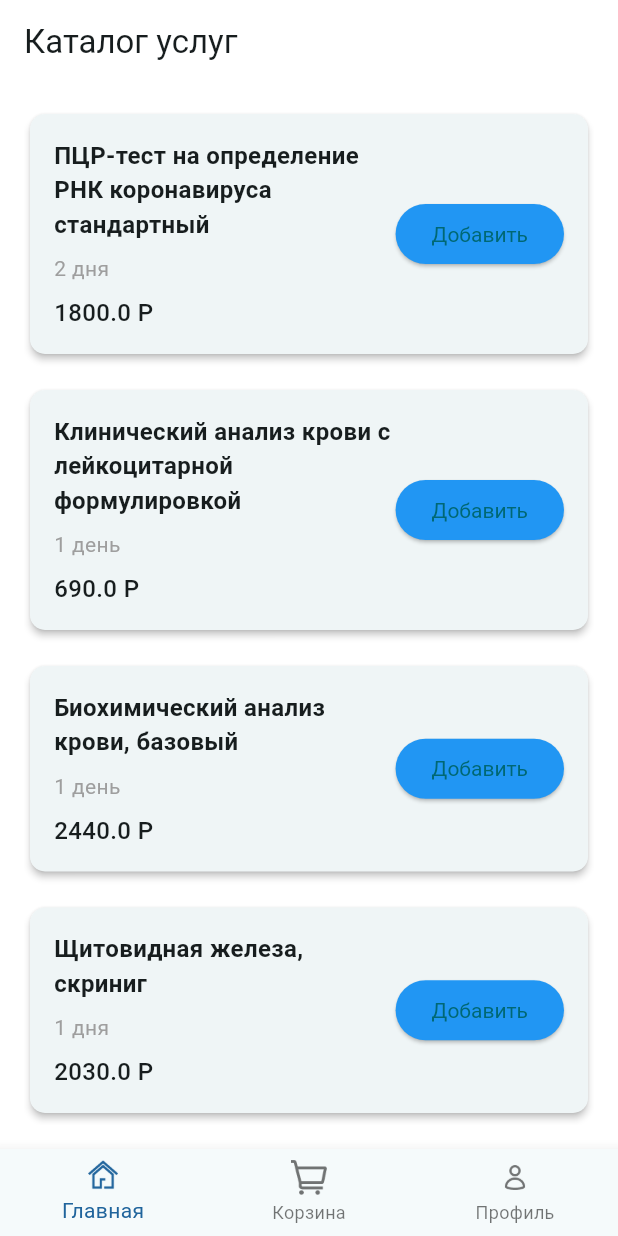
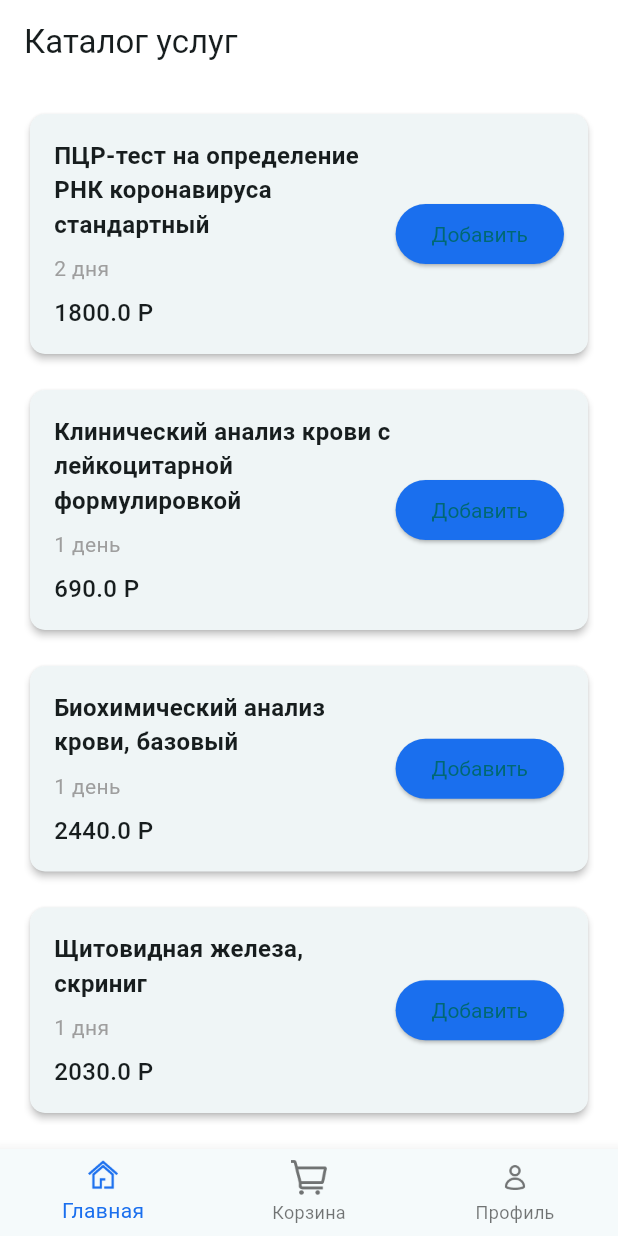
Before and after one commit to KatrinKH/pcs_7, a Flutter app: the screen it shows after launch, on a phone screen of 412 x 824 dp. Run offline on Flutter 3.47's test engine with Material 3 defaults, Android fonts, the phone set to English and light mode, and no system bars.

Commit message:
Обновлен цвет кнопки

```diff
--- a/lib/components/item_note.dart
+++ b/lib/components/item_note.dart
@@ -49,7 +49,7 @@ class ProductCard extends StatelessWidget {
               onPressed: () {},
               child: Text('Добавить'),
               style: ElevatedButton.styleFrom(
-                backgroundColor: Colors.blue,
+                backgroundColor: const Color.fromRGBO(26, 111, 238, 1),
                 textStyle: TextStyle(color: const Color.fromARGB(255, 255, 255, 255)),
               ),
             ),
--- a/lib/main.dart
+++ b/lib/main.dart
@@ -70,7 +70,7 @@ class _MyHomePageState extends State<MyHomePage> {
           ),
         ],
         currentIndex: _selectedIndex,
-        selectedItemColor: const Color.fromARGB(255, 32, 100, 156),
+        selectedItemColor: const Color.fromRGBO(26, 111, 238, 1),
         onTap: _onItemTapped,
       ),
     );
--- a/lib/pages/shopping_cart_page.dart
+++ b/lib/pages/shopping_cart_page.dart
@@ -17,7 +17,7 @@ class ShoppingCartPage extends StatelessWidget {
             ElevatedButton(
               onPressed: () {},
               child: Text('Перейти к оформлению заказа'),
-              style: ElevatedButton.styleFrom(backgroundColor: Colors.blue),
+              style: ElevatedButton.styleFrom(backgroundColor: const Color.fromRGBO(26, 111, 238, 1)),
             ),
           ],
         ),
```
